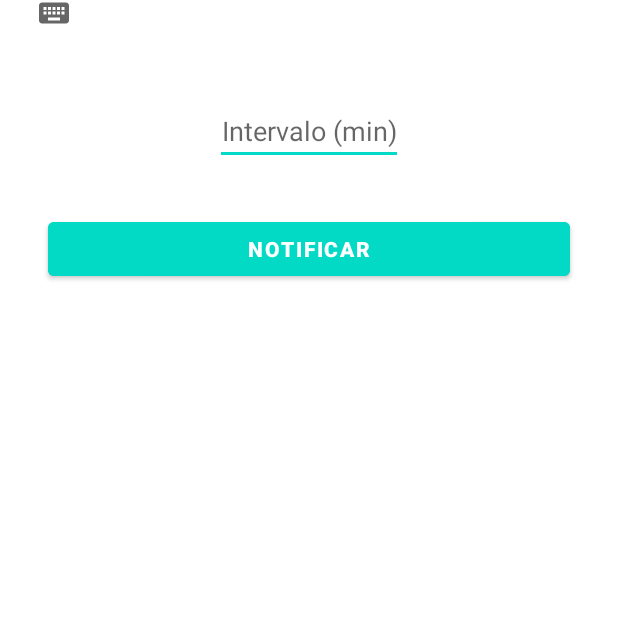
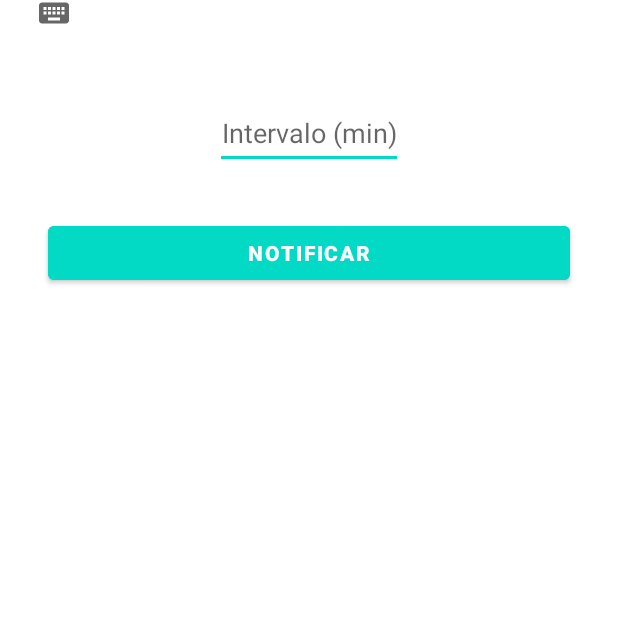
Before and after one commit to jrwarg/AndroidExpress, an Android app: the screen it shows after launch (MainActivity), on a phone screen of 412 x 824 dp, the part 617-1235 px from its top. Run offline under Robolectric (Android 15) with nearby library versions, the phone set to English and light mode, and no system bars.

Commit message:
commit em branch nova

```diff
--- a/BeberAgua/app/src/main/res/layout/activity_main.xml
+++ b/BeberAgua/app/src/main/res/layout/activity_main.xml
@@ -29,6 +29,7 @@
             android:inputType="number"
             android:maxEms="100"
             android:maxLength="3"
+            android:minHeight="48dp"
             android:textAlignment="center"
             app:layout_constraintEnd_toEndOf="parent"
             app:layout_constraintStart_toStartOf="parent"
```
